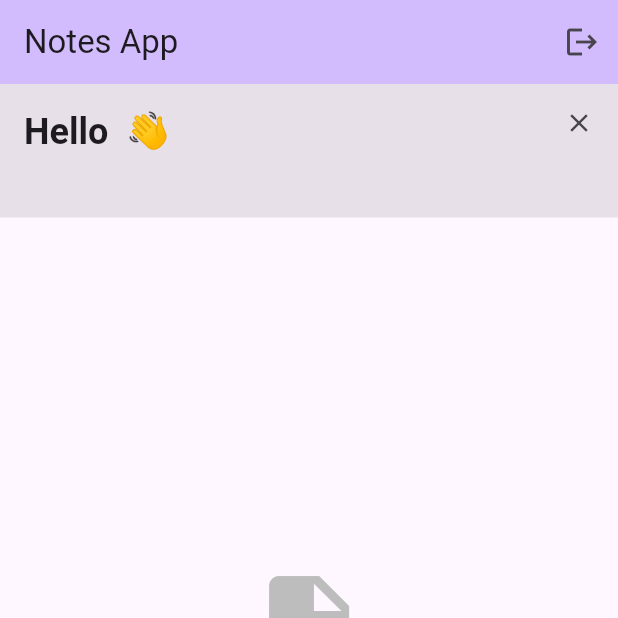
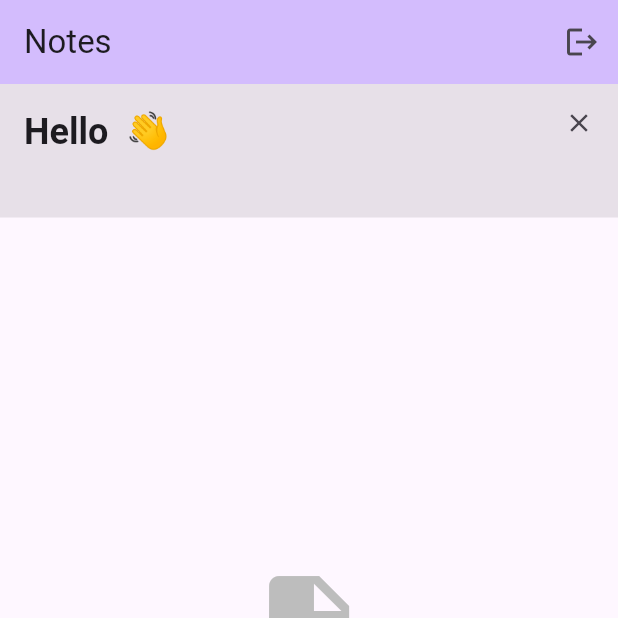
Before and after one commit to idanmeyer79/notes-App, a Flutter app: the screen it shows once a user with an empty profile is signed in, on a phone screen of 412 x 824 dp, the top half of it. Run offline on Flutter 3.47's test engine with Material 3 defaults, Android fonts, the phone set to English and light mode, and no system bars; our stand-ins replace cached_network_image, cloud_firestore, firebase_auth, firebase_core, geolocator, google_maps_flutter and 4 more; accounts and stored records are empty.

```diff
--- a/lib/widgets/auth_wrapper.dart
+++ b/lib/widgets/auth_wrapper.dart
@@ -23,7 +23,7 @@ class AuthWrapper extends StatelessWidget {
             homeViewModel.setCurrentUserId(authViewModel.currentUser!.uid);
           });
 
-          return const MyHomePage(title: 'Notes App');
+          return const MyHomePage(title: 'Notes');
         } else {
           WidgetsBinding.instance.addPostFrameCallback((_) {
             final homeViewModel = context.read<HomeViewModel>();
--- a/lib/widgets/splash_screen.dart
+++ b/lib/widgets/splash_screen.dart
@@ -14,7 +14,7 @@ class SplashScreen extends StatelessWidget {
             const Icon(Icons.note_alt_outlined, size: 100, color: Colors.white),
             const SizedBox(height: 24),
             const Text(
-              'Journal',
+              'Notes',
               style: TextStyle(
                 fontSize: 32,
                 fontWeight: FontWeight.bold,
```
Also changed, not shown: 58 other files.
